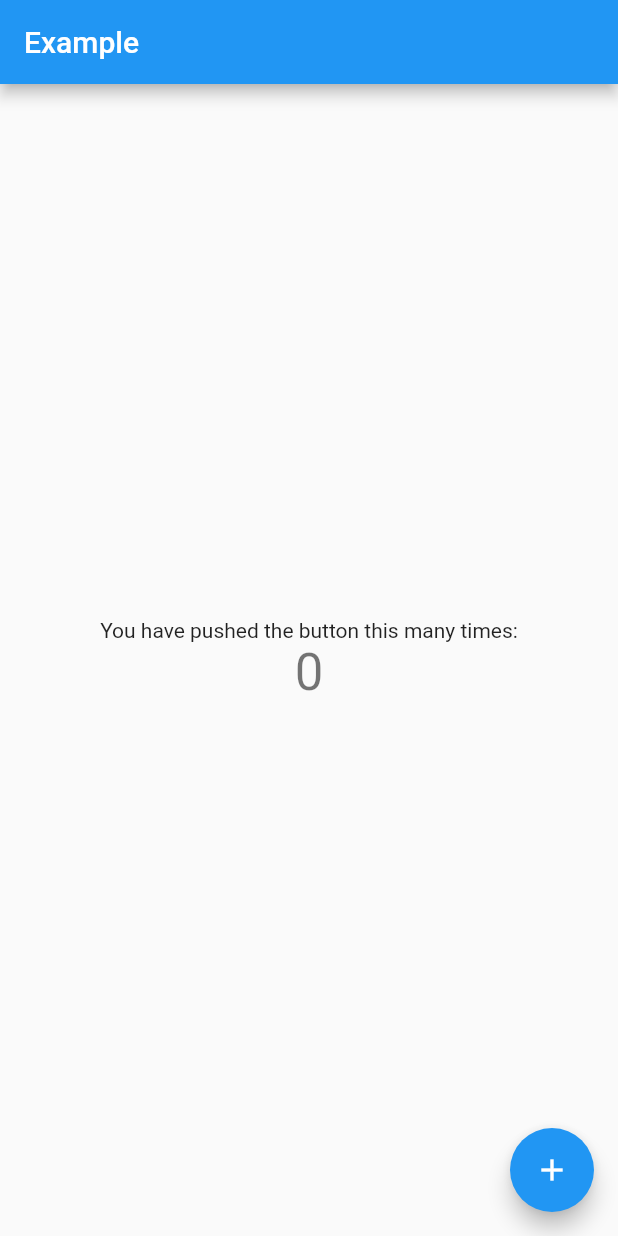
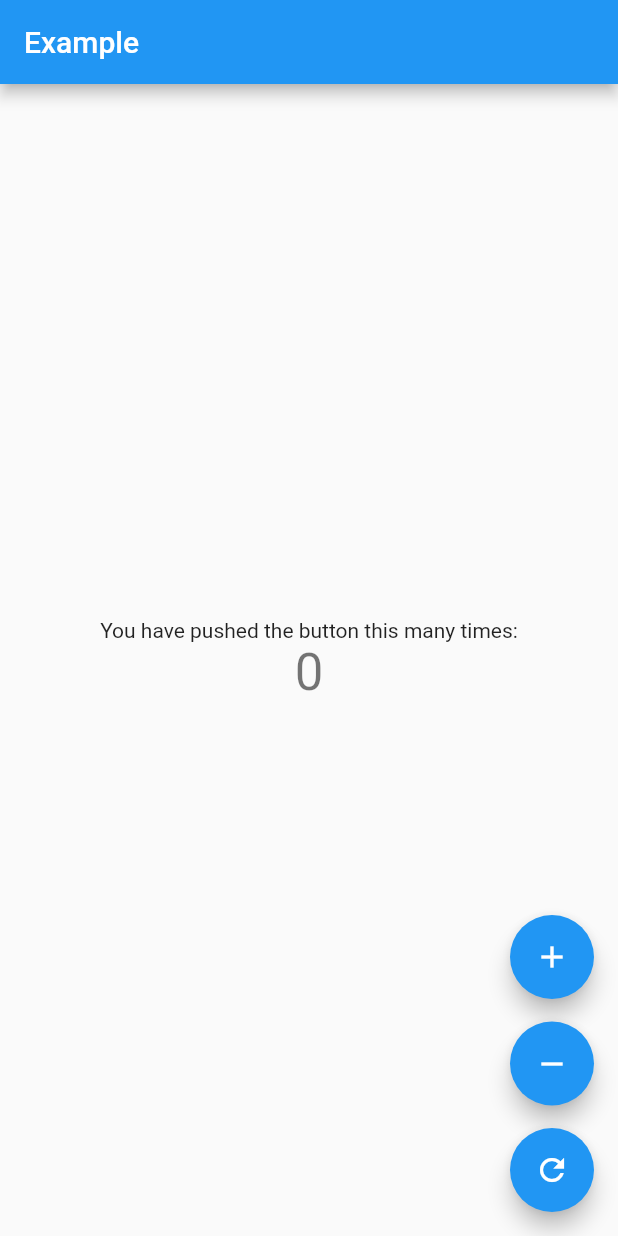
Before and after one commit to KimBiYam/first_flutter_provider, a Flutter app: the screen it shows after launch, on a phone screen of 412 x 824 dp. Run offline on Flutter 3.47's test engine with Material 2 defaults, Android fonts, the phone set to English and light mode, and no system bars.

```diff
--- a/lib/main.dart
+++ b/lib/main.dart
@@ -42,10 +42,33 @@ class MyHomePage extends StatelessWidget {
           ],
         ),
       ),
-      floatingActionButton: FloatingActionButton(
-        onPressed: () => context.read<CounterNotifier>().increment(),
-        tooltip: 'Increment',
-        child: Icon(Icons.add),
+      floatingActionButton: Container(
+        child: Column(
+          mainAxisAlignment: MainAxisAlignment.end,
+          children: [
+            FloatingActionButton(
+              onPressed: () => context.read<CounterNotifier>().increment(),
+              tooltip: 'Increment',
+              child: Icon(Icons.add),
+            ),
+            SizedBox(
+              height: 15,
+            ),
+            FloatingActionButton(
+              onPressed: () => context.read<CounterNotifier>().decrement(),
+              tooltip: 'Decrement',
+              child: Icon(Icons.remove),
+            ),
+            SizedBox(
+              height: 15,
+            ),
+            FloatingActionButton(
+              onPressed: () => context.read<CounterNotifier>().reset(),
+              tooltip: 'Reset',
+              child: Icon(Icons.refresh),
+            ),
+          ],
+        ),
       ),
     );
   }
```
Also changed, not shown: lib/count_notifier.dart (+10 -0 lines).
